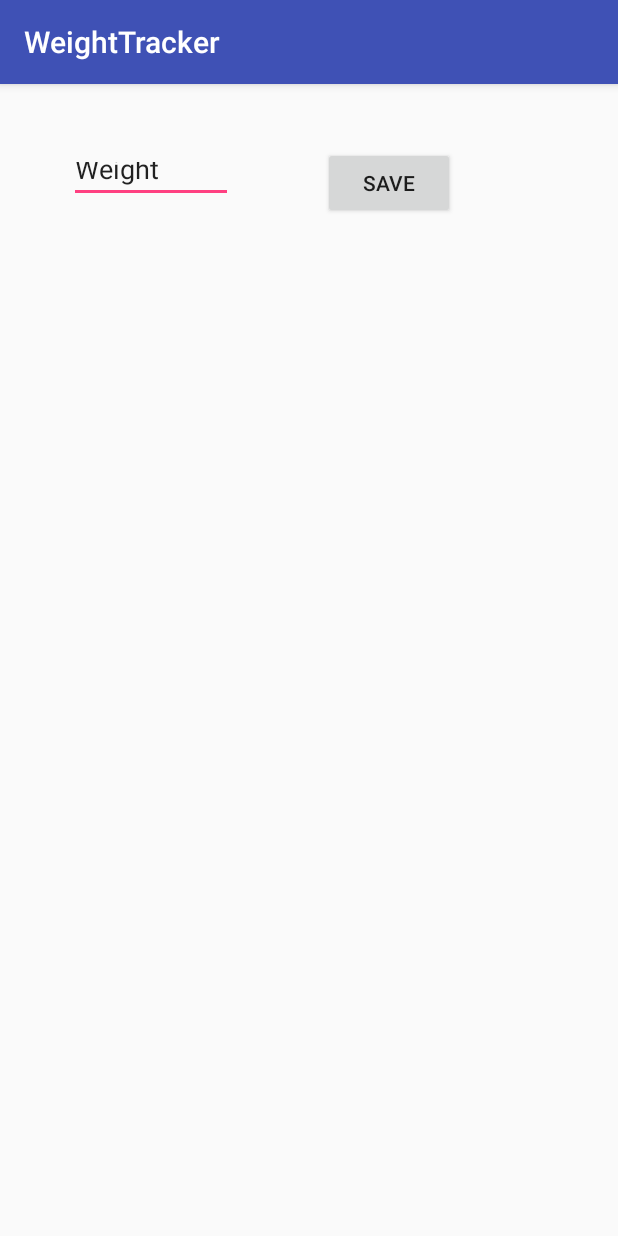
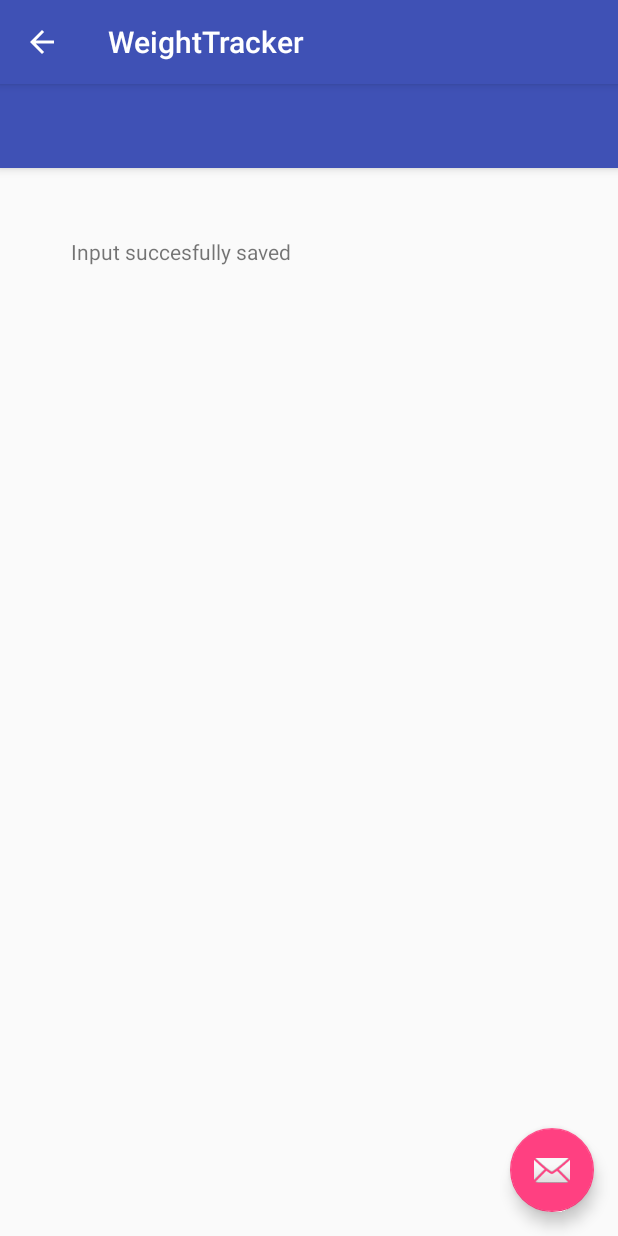
Before and after one commit to IRNiti/androidTracker, an Android app: the screen it shows after launch (MainActivity before the commit, SaveWeight after it), after a tap on "SAVE", on a phone screen of 412 x 824 dp. Run offline under Robolectric (Android 15) with nearby library versions, the phone set to English and light mode, and no system bars.

Commit message:
save data locally
implemented saving data to local storage

```diff
--- a/app/build.gradle
+++ b/app/build.gradle
@@ -27,6 +27,7 @@ dependencies {
     compile 'com.android.support:appcompat-v7:25.3.1'
     compile 'com.android.support.constraint:constraint-layout:1.0.2'
     compile 'com.google.firebase:firebase-auth:10.0.1'
+    compile 'com.android.support:design:25.3.1'
     testCompile 'junit:junit:4.12'
 }
 
--- a/app/src/main/AndroidManifest.xml
+++ b/app/src/main/AndroidManifest.xml
@@ -16,6 +16,13 @@
                 <category android:name="android.intent.category.LAUNCHER" />
             </intent-filter>
         </activity>
+        <activity
+            android:name=".SaveWeight"
+            android:parentActivityName=".MainActivity">
+            <meta-data
+                android:name="android.support.PARENT_ACTIVITY"
+                android:value=".MainActivity" />
+        </activity>
     </application>
 
 </manifest>
--- a/app/src/main/java/com/example/ralucaniti/weighttracker/MainActivity.java
+++ b/app/src/main/java/com/example/ralucaniti/weighttracker/MainActivity.java
@@ -1,14 +1,19 @@
 package com.example.ralucaniti.weighttracker;
 
+import android.content.Context;
 import android.content.Intent;
 import android.support.v7.app.AppCompatActivity;
 import android.os.Bundle;
 import android.view.View;
 import android.widget.EditText;
 
+import java.io.FileOutputStream;
+
 public class MainActivity extends AppCompatActivity {
 
     public static final String USER_INPUT = "com.example.myfirstapp.WEIGHT";
+    String dataStorage = "storageFile";
+
     @Override
     protected void onCreate(Bundle savedInstanceState) {
         super.onCreate(savedInstanceState);
@@ -16,11 +21,25 @@ public class MainActivity extends AppCompatActivity {
     }
 
     public void saveInput(View view){
+        FileOutputStream outputStream;
+        String message = "";
+
         Intent intent = new Intent(this, SaveWeight.class);
         EditText input = (EditText) findViewById(R.id.editText);
         String weightInput = input.getText().toString();
-        int weight = Integer.parseInt(weightInput);
-        intent.putExtra(USER_INPUT, weight);
+        String csvInput = weightInput+",";
+     //   int weight = Integer.parseInt(weightInput);
+        try {
+            outputStream = openFileOutput(dataStorage, Context.MODE_PRIVATE);
+            outputStream.write(csvInput.getBytes());
+            outputStream.close();
+            message = "Input succesfully saved";
+        } catch(Exception e){
+            message = "There was an error saving value";
+            e.printStackTrace();
+        }
+
+        intent.putExtra(USER_INPUT, message);
         startActivity(intent);
     }
 }
--- /dev/null
+++ b/app/src/main/java/com/example/ralucaniti/weighttracker/SaveWeight.java
@@ -0,0 +1,66 @@
+package com.example.ralucaniti.weighttracker;
+
+import android.content.Intent;
+import android.os.Bundle;
+import android.support.design.widget.FloatingActionButton;
+import android.support.design.widget.Snackbar;
+import android.support.v7.app.AppCompatActivity;
+import android.support.v7.widget.Toolbar;
+import android.view.View;
+import android.widget.TextView;
+
+import java.io.FileInputStream;
+import java.io.FileOutputStream;
+import java.util.ArrayList;
+
+public class SaveWeight extends AppCompatActivity {
+
+    String dataStorage = "storageFile";
+
+    @Override
+    protected void onCreate(Bundle savedInstanceState) {
+        super.onCreate(savedInstanceState);
+        setContentView(R.layout.activity_save_weight);
+
+        Intent intent = getIntent();
+     //   int weight = intent.getIntExtra(MainActivity.USER_INPUT, 0);
+        String message = intent.getStringExtra(MainActivity.USER_INPUT);
+
+        TextView displayText = (TextView) findViewById(R.id.textView);
+      //  displayText.setText(String.valueOf(weight));
+        displayText.setText(message);
+
+        FileInputStream inputStream;
+        ArrayList values = new ArrayList();
+
+        try{
+            inputStream = openFileInput(dataStorage);
+            int c;
+            String temp = "";
+            while((c=inputStream.read()) != -1){
+                if(c == ','){
+                    values.add(Integer.parseInt(temp));
+                    temp = "";
+                } else {
+                    temp = temp + Character.toString((char) c);
+                }
+            }
+            inputStream.close();
+        } catch (Exception e){
+            e.printStackTrace();
+        }
+
+//        Toolbar toolbar = (Toolbar) findViewById(R.id.toolbar);
+//        setSupportActionBar(toolbar);
+//
+//        FloatingActionButton fab = (FloatingActionButton) findViewById(R.id.fab);
+//        fab.setOnClickListener(new View.OnClickListener() {
+//            @Override
+//            public void onClick(View view) {
+//                Snackbar.make(view, "Replace with your own action", Snackbar.LENGTH_LONG)
+//                        .setAction("Action", null).show();
+//            }
+//        });
+    }
+
+}
--- a/app/src/main/res/layout/activity_main.xml
+++ b/app/src/main/res/layout/activity_main.xml
@@ -14,7 +14,7 @@
         android:layout_height="37dp"
         android:ems="10"
         android:inputType="textPersonName"
-        android:text="Weight"
+        android:text=""
         app:layout_constraintTop_toTopOf="parent"
         android:layout_marginTop="42dp"
         android:layout_marginLeft="46dp"
--- /dev/null
+++ b/app/src/main/res/layout/activity_save_weight.xml
@@ -0,0 +1,33 @@
+<?xml version="1.0" encoding="utf-8"?>
+<android.support.design.widget.CoordinatorLayout xmlns:android="http://schemas.android.com/apk/res/android"
+    xmlns:app="http://schemas.android.com/apk/res-auto"
+    xmlns:tools="http://schemas.android.com/tools"
+    android:layout_width="match_parent"
+    android:layout_height="match_parent"
+    tools:context="com.example.ralucaniti.weighttracker.SaveWeight">
+
+    <android.support.design.widget.AppBarLayout
+        android:layout_width="match_parent"
+        android:layout_height="wrap_content"
+        android:theme="@style/AppTheme.AppBarOverlay">
+
+        <android.support.v7.widget.Toolbar
+            android:id="@+id/toolbar"
+            android:layout_width="match_parent"
+            android:layout_height="?attr/actionBarSize"
+            android:background="?attr/colorPrimary"
+            app:popupTheme="@style/AppTheme.PopupOverlay" />
+
+    </android.support.design.widget.AppBarLayout>
+
+    <include layout="@layout/content_save_weight" />
+
+    <android.support.design.widget.FloatingActionButton
+        android:id="@+id/fab"
+        android:layout_width="wrap_content"
+        android:layout_height="wrap_content"
+        android:layout_gravity="bottom|end"
+        android:layout_margin="@dimen/fab_margin"
+        app:srcCompat="@android:drawable/ic_dialog_email" />
+
+</android.support.design.widget.CoordinatorLayout>
--- /dev/null
+++ b/app/src/main/res/layout/content_save_weight.xml
@@ -0,0 +1,30 @@
+<?xml version="1.0" encoding="utf-8"?>
+<android.support.constraint.ConstraintLayout xmlns:android="http://schemas.android.com/apk/res/android"
+    xmlns:app="http://schemas.android.com/apk/res-auto"
+    xmlns:tools="http://schemas.android.com/tools"
+    android:layout_width="match_parent"
+    android:layout_height="match_parent"
+    app:layout_behavior="@string/appbar_scrolling_view_behavior"
+    tools:context="com.example.ralucaniti.weighttracker.SaveWeight"
+    tools:showIn="@layout/activity_save_weight">
+
+    <TextView
+        android:id="@+id/textView"
+        android:layout_width="wrap_content"
+        android:layout_height="wrap_content"
+        android:text="TextView"
+        app:layout_constraintTop_toTopOf="parent"
+        android:layout_marginTop="46dp"
+        android:layout_marginLeft="47dp"
+        app:layout_constraintLeft_toLeftOf="parent"
+        android:layout_marginStart="47dp" />
+
+    <ListView
+        android:id="@+id/storedValues"
+        android:layout_width="31dp"
+        android:layout_height="495dp"
+        tools:layout_editor_absoluteX="56dp"
+        android:layout_marginTop="34dp"
+        app:layout_constraintTop_toBottomOf="@+id/textView" />
+
+</android.support.constraint.ConstraintLayout>
--- /dev/null
+++ b/app/src/main/res/values/dimens.xml
@@ -0,0 +1,3 @@
+<resources>
+    <dimen name="fab_margin">16dp</dimen>
+</resources>
--- a/app/src/main/res/values/strings.xml
+++ b/app/src/main/res/values/strings.xml
@@ -1,4 +1,5 @@
 <resources>
     <string name="app_name">WeightTracker</string>
     <string name="button_text">Save</string>
+    <string name="title_activity_save_weight">SaveWeight</string>
 </resources>
--- a/app/src/main/res/values/styles.xml
+++ b/app/src/main/res/values/styles.xml
@@ -8,4 +8,13 @@
         <item name="colorAccent">@color/colorAccent</item>
     </style>
 
+    <style name="AppTheme.NoActionBar">
+        <item name="windowActionBar">false</item>
+        <item name="windowNoTitle">true</item>
+    </style>
+
+    <style name="AppTheme.AppBarOverlay" parent="ThemeOverlay.AppCompat.Dark.ActionBar" />
+
+    <style name="AppTheme.PopupOverlay" parent="ThemeOverlay.AppCompat.Light" />
+
 </resources>
```
